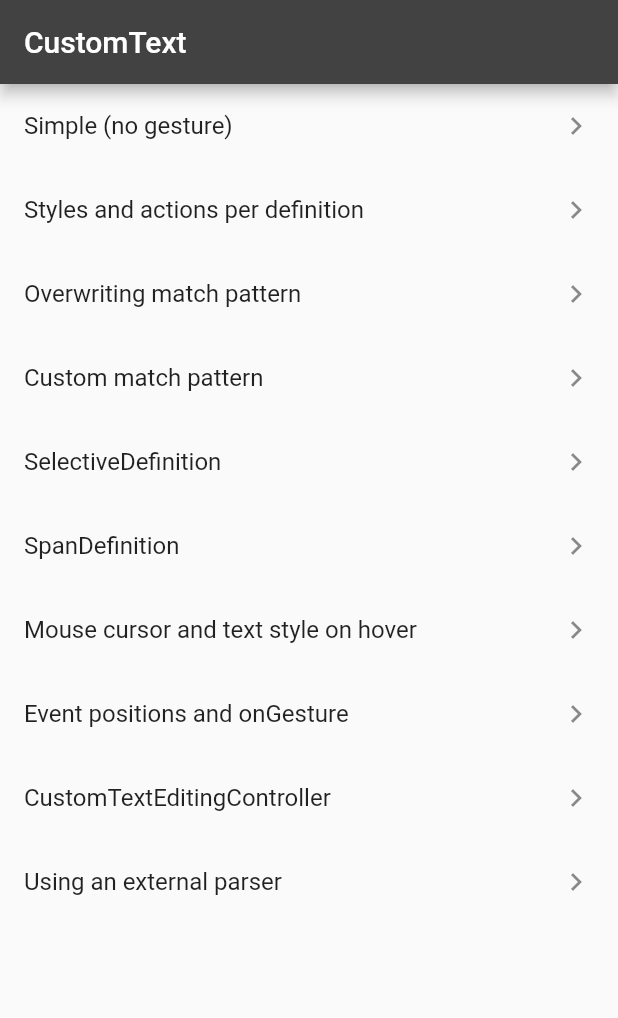
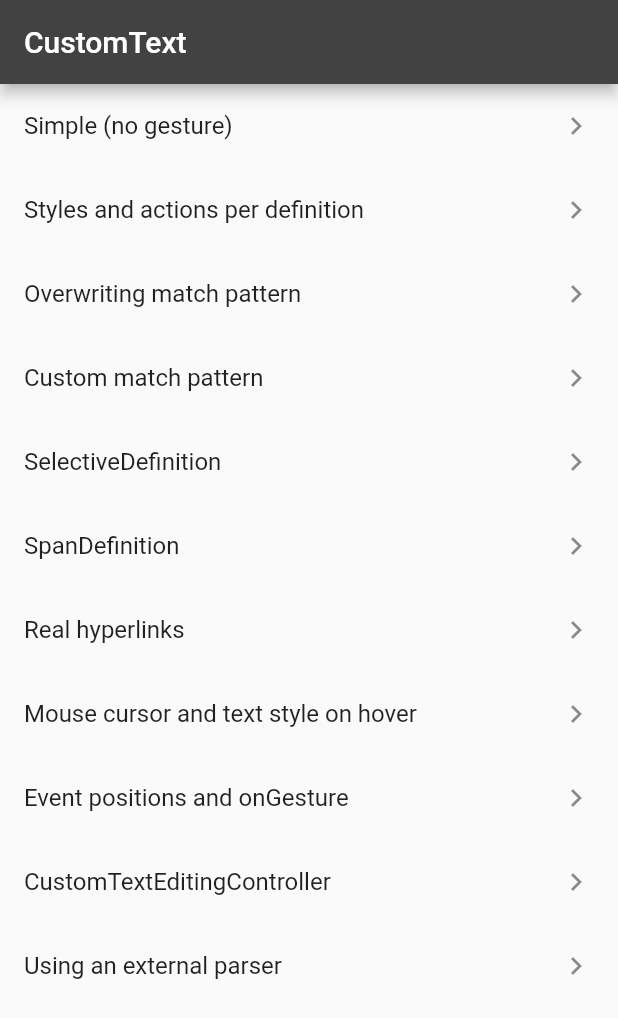
Before and after one commit to kaboc/flutter_custom_text, a Flutter app: the screen it shows after launch, on a phone screen of 412 x 824 dp. Shown: the top 1018 px of the screen. Run offline on Flutter 3.47's test engine with Material 2 defaults, Android fonts, the phone set to English and light mode, and no system bars; our stand-ins replace device_info_plus, go_router, google_fonts; missing offline and left inert: highlight, positioned_popup, text_parser; statements that could not run were skipped.

Commit message:
Add an example of making hyperlinks

```diff
--- a/example/lib/common/router.dart
+++ b/example/lib/common/router.dart
@@ -12,6 +12,7 @@ import 'package:custom_text_example/examples/src/external_parser.dart';
 import 'package:custom_text_example/examples/src/hover_style.dart';
 import 'package:custom_text_example/examples/src/on_gesture.dart';
 import 'package:custom_text_example/examples/src/overwriting_pattern.dart';
+import 'package:custom_text_example/examples/src/real_hyperlinks.dart';
 import 'package:custom_text_example/examples/src/selective_definition.dart';
 import 'package:custom_text_example/examples/src/simple.dart';
 import 'package:custom_text_example/examples/src/span_definition.dart';
@@ -120,6 +121,20 @@ final pages = [
     additionalInfo: 'Gestures are detected on both the logo and the text '
         'of "Flutter".',
   ),
+  ExamplePage(
+    pathString: 'real-hyperlinks',
+    title: 'Real hyperlinks',
+    description: 'An example to embed real hyperlinks for the web '
+        'by making use of `SpanDefinition` together with the `Link` '
+        'widget of package:url_launcher.',
+    builder: (_) => const RealHyperlinksExample(),
+    additionalInfo: 'Run this example in a desktop web browser and '
+        'place the mouse pointer or right-click on a link.\n\n'
+        'Note:\n'
+        'Sadly, WidgetSpans are vertically misaligned with plain text '
+        'on the web due to issues existing on the Flutter SDK side.',
+    hasOutput: false,
+  ),
   const ExamplePage(
     pathString: 'hover-style',
     title: 'Mouse cursor and text style on hover',
```
Also changed, not shown: example/lib/examples/src/real_hyperlinks.dart (added, +46 -0 lines), 2 other files.
